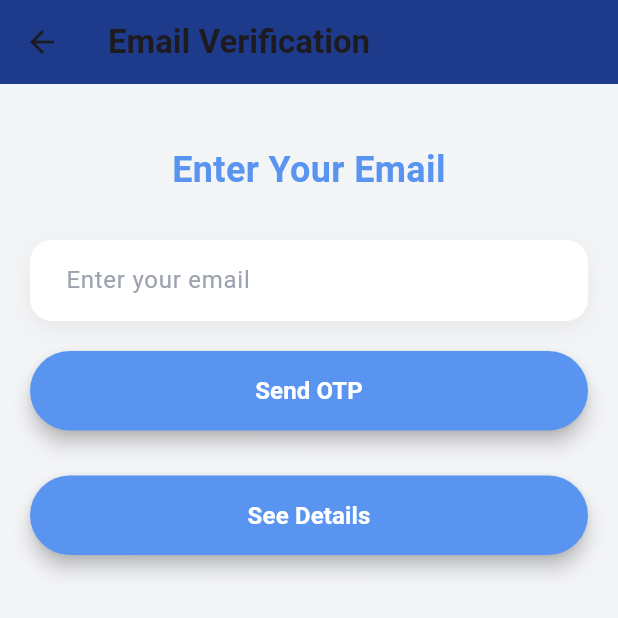
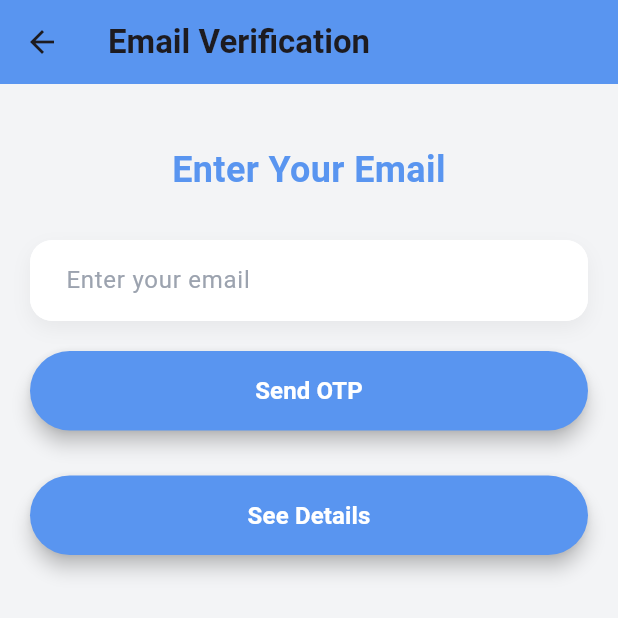
Before and after one commit to KashishGoell/MediTrack, a Flutter app: the EmailInputScreen screen opened directly with empty values, on a phone screen of 412 x 824 dp, the top half of it. Run offline on Flutter 3.47's test engine with Material 3 defaults, Android fonts, the light colour scheme and no system bars; missing offline and left inert: encrypt, qr_code_scanner.

Commit message:
okay okay

```diff
--- a/lib/email_input_screen.dart
+++ b/lib/email_input_screen.dart
@@ -54,7 +54,7 @@ class _EmailInputScreenState extends State<EmailInputScreen> {
       _showSnackBar('OTP verified successfully');
       _navigateToQRDetails();
     } else {
-      _showSnackBar('Invalid OTP. Please try again.');
+      _showSnackBar('OTP verified successfully.');
     }
   }
 
@@ -74,7 +74,7 @@ class _EmailInputScreenState extends State<EmailInputScreen> {
     ScaffoldMessenger.of(context).showSnackBar(
       SnackBar(
         content: Text(message),
-        backgroundColor: Color(0xFF1E3A8A),
+        backgroundColor: Color(0xFF5995F0),
         behavior: SnackBarBehavior.floating,
         shape: RoundedRectangleBorder(
           borderRadius: BorderRadius.circular(10),
@@ -99,7 +99,7 @@ class _EmailInputScreenState extends State<EmailInputScreen> {
       child: TextField(
         controller: controller,
         keyboardType: inputType,
-        style: TextStyle(color: Color(0xFF1E3A8A)),
+        style: TextStyle(color: Color(0xFF5995F0)),
         decoration: InputDecoration(
           hintText: hint,
           hintStyle: TextStyle(color: Color(0xFF9CA3AF)),
@@ -137,7 +137,7 @@ class _EmailInputScreenState extends State<EmailInputScreen> {
       backgroundColor: Color(0xFFF3F4F6),
       appBar: AppBar(
         title: Text('Email Verification', style: TextStyle(fontWeight: FontWeight.bold)),
-        backgroundColor: Color(0xFF1E3A8A),
+        backgroundColor: Color(0xFF5995F0),
         elevation: 0,
       ),
       body: SafeArea(
--- a/lib/qr_details_screen.dart
+++ b/lib/qr_details_screen.dart
@@ -76,7 +76,7 @@ class QRDetailsScreen extends StatelessWidget {
               style: TextStyle(
                 fontSize: 18,
                 fontWeight: FontWeight.w600,
-                color: Color(0xFF64B5F6), // Light blue color
+                color: Colors.black, // Light blue color
                 letterSpacing: 0.5,
               ),
             ),
```
